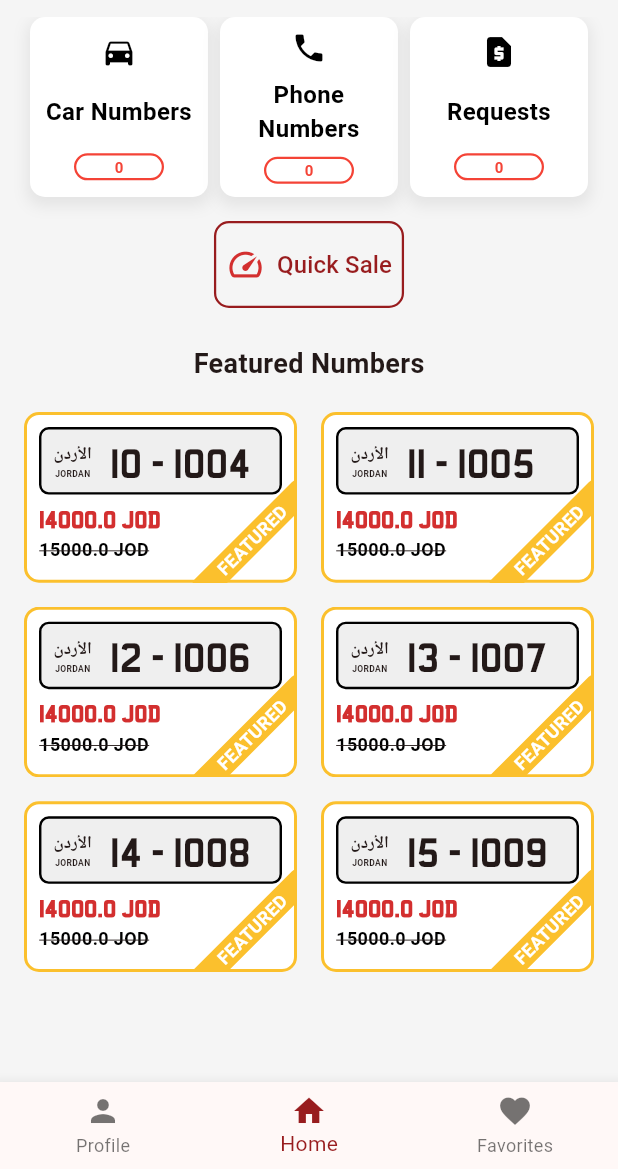
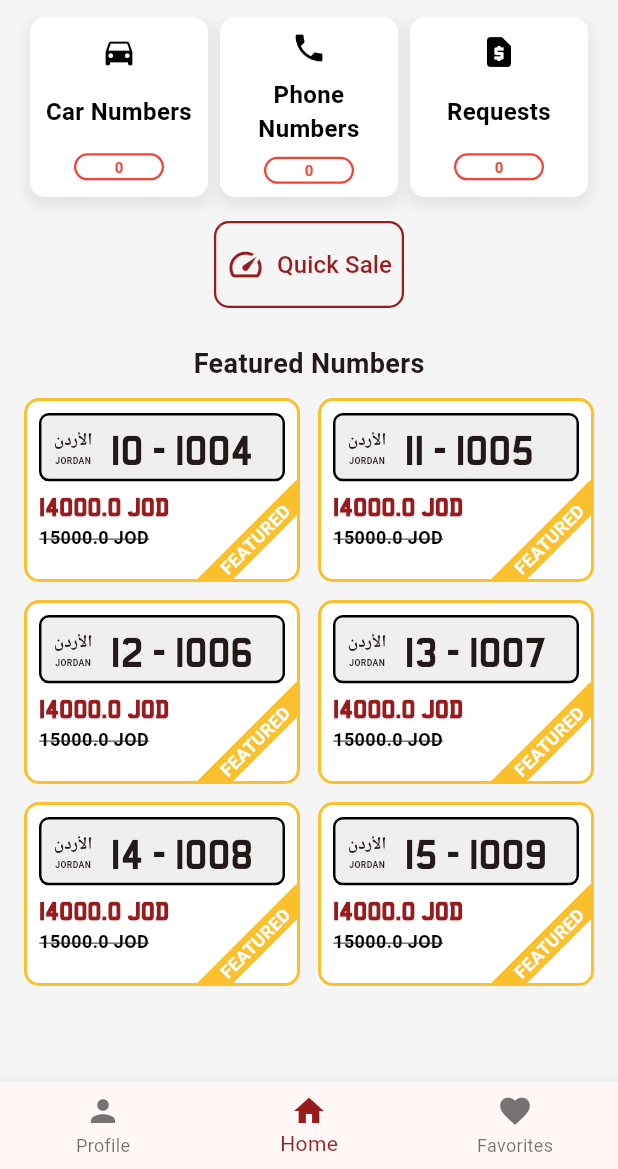
Before and after one commit to jo-plate/joplate-mobile-app, a Flutter app: the screen it shows after launch, on a phone screen of 412 x 824 dp, the part 67-1236 px from its top. Run offline on Flutter 3.47's test engine with Material 3 defaults, Android fonts, the phone set to English and light mode, and no system bars; drawn by our look-alikes of carousel_slider; our stand-ins replace auto_route, cloud_firestore, cloud_functions, firebase_auth, firebase_core, flutter_bloc and 6 more; missing offline and left inert: flutter_phone_dialer; accounts and stored records are empty.

Commit message:
add add plate screen

```diff
--- a/lib/domain/dto/add_listing_dto.dart
+++ b/lib/domain/dto/add_listing_dto.dart
@@ -4,8 +4,26 @@ import 'package:joplate/domain/entities/listing.dart';
 part 'add_listing_dto.freezed.dart';
 part 'add_listing_dto.g.dart';
 
-enum ListingType { request, ad }
-enum ItemType { plateNumber, phoneNumber }
+@JsonEnum(alwaysCreate: true)
+enum ItemType {
+  @JsonValue("plateNumber")
+  plateNumber,
+  @JsonValue("phoneNumber")
+  phoneNumber,
+}
+
+@JsonEnum(alwaysCreate: true)
+enum ListingType {
+  @JsonValue("request")
+  request,
+  @JsonValue("ad")
+  ad,
+}
+
+extension ItemTypeX on ItemType {
+  String toJson() => _$ItemTypeEnumMap[this]!;
+  static ItemType fromJson(String json) => _$ItemTypeEnumMap.entries.firstWhere((e) => e.value == json).key;
+}
 
 @freezed
 class AddListingDto with _$AddListingDto {
@@ -17,7 +35,7 @@ class AddListingDto with _$AddListingDto {
     required bool priceNegotiable,
     required bool priceHidden,
     required bool isFeatured,
-    @PhoneOrPlateConverter() required dynamic itemData,
+    required dynamic itemData,
   }) = _AddListingDto;
 
   factory AddListingDto.fromJson(Map<String, dynamic> json) => _$AddListingDtoFromJson(json);
--- a/lib/domain/entities/listing_v2.dart
+++ b/lib/domain/entities/listing_v2.dart
@@ -11,7 +11,7 @@ class ListingV2 with _$ListingV2 {
   const factory ListingV2({
     required String id,
     required double price,
-    double? discountPrice,
+    @Default(0.0) double discountPrice,
     @Default(false) bool priceNegotiable,
     @Default(false) bool priceHidden,
     @Default(false) bool isFeatured,
--- a/lib/presentation/routes/pages/home_page/home_tab/ui/category_section.dart
+++ b/lib/presentation/routes/pages/home_page/home_tab/ui/category_section.dart
@@ -2,7 +2,7 @@ import 'package:auto_route/auto_route.dart';
 import 'package:cloud_firestore/cloud_firestore.dart';
 import 'package:flutter/material.dart';
 import 'package:joplate/data/constants.dart';
-import 'package:joplate/domain/entities/listing.dart';
+import 'package:joplate/domain/dto/add_listing_dto.dart';
 import 'package:joplate/presentation/routes/router.dart';
 import 'category_card.dart';
 
@@ -71,9 +71,9 @@ class CategorySection extends StatelessWidget {
               "Quick Sale",
               style: TextStyle(fontSize: 16),
             ),
-            icon: Icon(
+            icon: const Icon(
               Icons.speed,
-              color: Colors.red.shade700,
+              color: Color(0xFF981C1E),
               size: 26,
             ),
           ),
--- a/lib/presentation/routes/pages/home_page/home_tab/ui/plates_listing_grid.dart
+++ b/lib/presentation/routes/pages/home_page/home_tab/ui/plates_listing_grid.dart
@@ -21,9 +21,9 @@ class PlatesListingsGrid extends StatelessWidget {
         itemCount: itemList.length,
         gridDelegate: SliverGridDelegateWithFixedCrossAxisCount(
           crossAxisCount: 2,
-          crossAxisSpacing: 16,
-          mainAxisSpacing: 16,
-          childAspectRatio: isFeatured ? 1.6 : 1.27,
+          crossAxisSpacing: 12,
+          mainAxisSpacing: 12,
+          childAspectRatio: isFeatured ? 1.5 : 1.27,
         ),
         itemBuilder: (context, index) {
           return PlateNumberListingWidget(
--- a/lib/presentation/routes/pages/main_Numbers_page/main_numbers_page.dart
+++ b/lib/presentation/routes/pages/main_Numbers_page/main_numbers_page.dart
@@ -1,6 +1,5 @@
 import 'package:auto_route/auto_route.dart';
 import 'package:flutter/material.dart';
-import 'package:joplate/domain/entities/listing.dart';
 import 'package:joplate/domain/entities/plate_number.dart';
 import 'package:joplate/presentation/routes/pages/home_page/home_tab/ui/plates_listing_grid.dart';
 
--- a/lib/presentation/routes/pages/plate_details_screen/plates_details_page.dart
+++ b/lib/presentation/routes/pages/plate_details_screen/plates_details_page.dart
@@ -4,7 +4,6 @@ import 'package:flutter/material.dart';
 import 'package:flutter_phone_dialer/flutter_phone_dialer.dart';
 import 'package:font_awesome_flutter/font_awesome_flutter.dart';
 import 'package:joplate/data/constants.dart';
-import 'package:joplate/domain/entities/listing.dart';
 import 'package:joplate/domain/entities/plate_number.dart';
 import 'package:joplate/domain/entities/user_profile.dart';
 import 'package:joplate/presentation/widgets/app_bar.dart/plate_number_listing_widget.dart';
--- a/lib/presentation/widgets/app_bar.dart/plate_number_listing_widget.dart
+++ b/lib/presentation/widgets/app_bar.dart/plate_number_listing_widget.dart
@@ -15,7 +15,7 @@ class PlateNumberListingWidget extends StatelessWidget {
       required this.item,
       this.shape = PlateShape.horizontal,
       required this.isFeatured,
-      this.aspectRatio = 1.6});
+      this.aspectRatio = 1.5});
   bool get isVertical => shape == PlateShape.vertical;
   bool get isHorizontal => shape == PlateShape.horizontal;
 
@@ -50,7 +50,19 @@ class PlateNumberListingWidget extends StatelessWidget {
                             shape: shape,
                           ),
                           const SizedBox(height: 8),
-                          _buildPriceLabel(),
+                          if (item.originalListing.priceHidden)
+                            const Text(
+                              'Call for Price',
+                              style: TextStyle(
+                                fontSize: 16,
+                                fontFamily: 'Mandatory',
+                                fontWeight: FontWeight.w700,
+                                color: Color(0xFF981C1E),
+                              ),
+                              maxLines: 1,
+                            )
+                          else
+                            _buildPriceLabel(),
                         ],
                       ),
                     ),
@@ -107,11 +119,11 @@ class PlateNumberListingWidget extends StatelessWidget {
       children: [
         Text(
           '${item.originalListing.discountPrice} JOD',
-          style: TextStyle(
-            fontSize: 14,
+          style: const TextStyle(
+            fontSize: 15,
             fontFamily: 'Mandatory',
             fontWeight: FontWeight.w700,
-            color: Colors.red[700],
+            color: Color(0xFF981C1E),
           ),
           maxLines: 1,
         ),
```
Also changed, not shown: lib/domain/entities/listing.dart (+1 -29 lines), lib/presentation/routes/pages/add_plate_number_screen/add_plate_number_page.dart (+6 -24 lines), lib/presentation/routes/pages/add_plate_number_screen/ui/add_plate_number_form.dart (+93 -32 lines), lib/domain/dto/add_listing_dto.freezed.dart, lib/domain/dto/add_listing_dto.g.dart, lib/domain/entities/listing_v2.freezed.dart, lib/domain/entities/listing_v2.g.dart.
